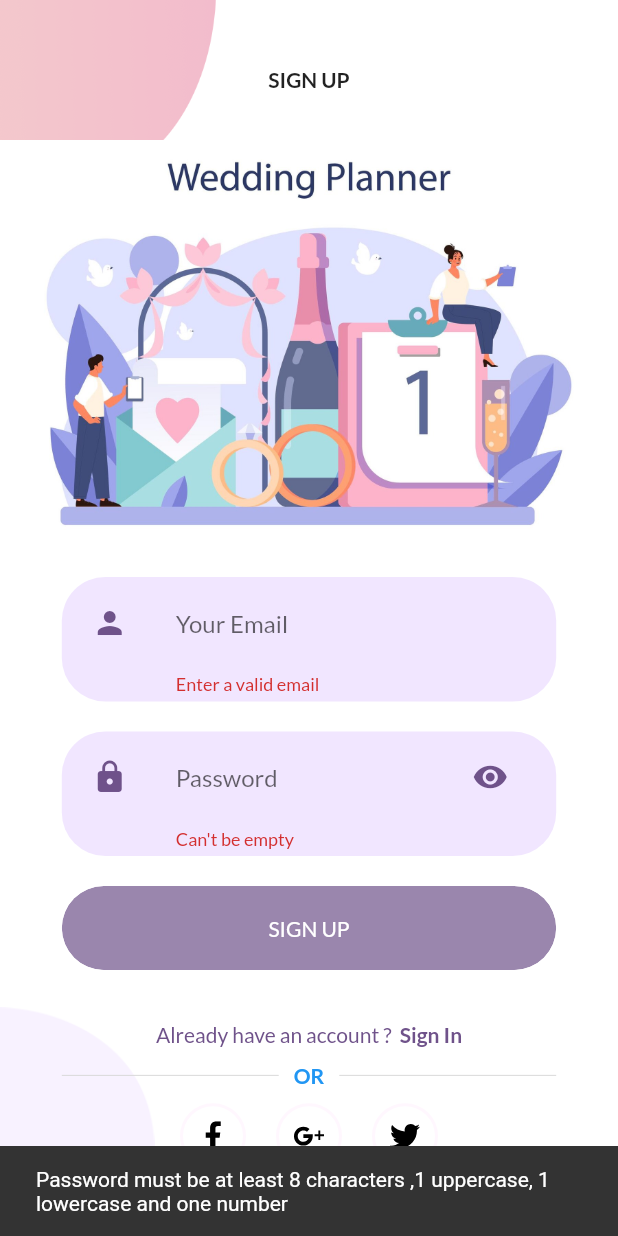
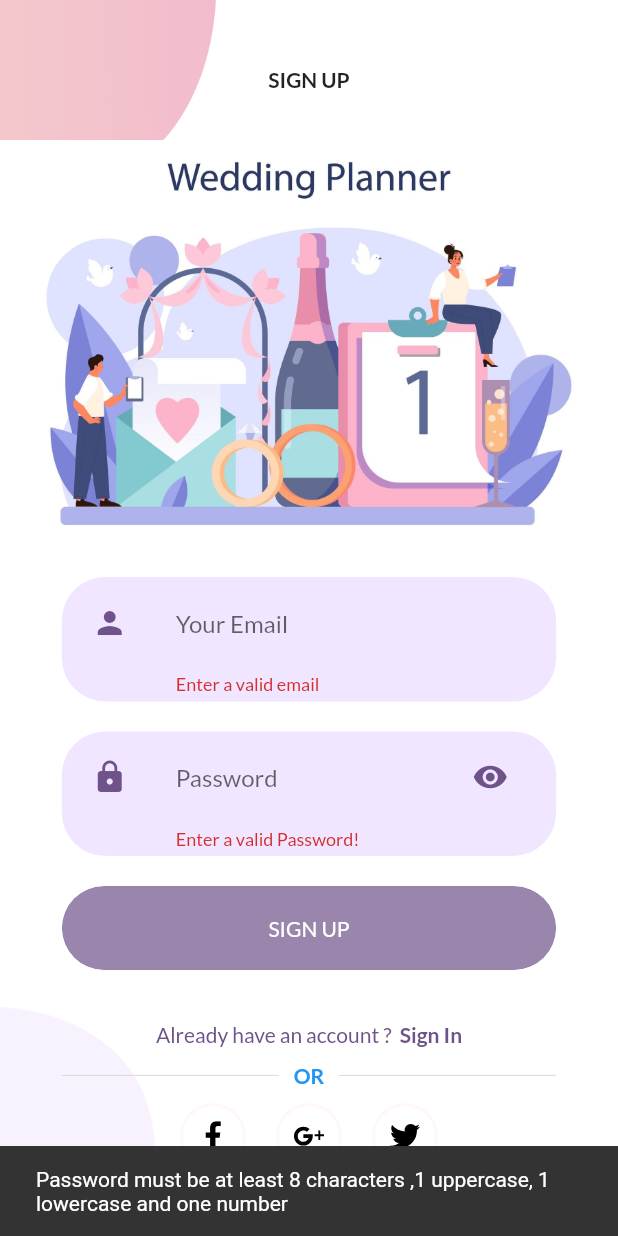
Before and after one commit to MohamedAboElM3aTy/wed_plan_project, a Flutter app: the SignUp screen opened by its route, after a tap on "SIGN UP", on a phone screen of 412 x 824 dp. Run offline on Flutter 3.47's test engine with Material 2 defaults, Android fonts, the phone set to English and light mode, and no system bars; our stand-ins replace equatable, firebase_auth, firebase_core, flutter_riverpod, flutter_svg, google_fonts and 2 more; accounts and stored records are empty.

Commit message:
Last touch

```diff
--- a/lib/views/pages/signUp/body.dart
+++ b/lib/views/pages/signUp/body.dart
@@ -70,8 +70,7 @@ class _BodyState extends State<Body> {
                             'Password must be at least 8 characters ,1 uppercase, 1 lowercase and one number'),
                       ),
                     );
-                    return 'Can\'t be empty';
-                    // 'Password must be at least 8 characters ,1 uppercase, 1 lowercase and one number';
+                    return 'Enter a valid Password!';
                   }
                   return null;
                 },
```
